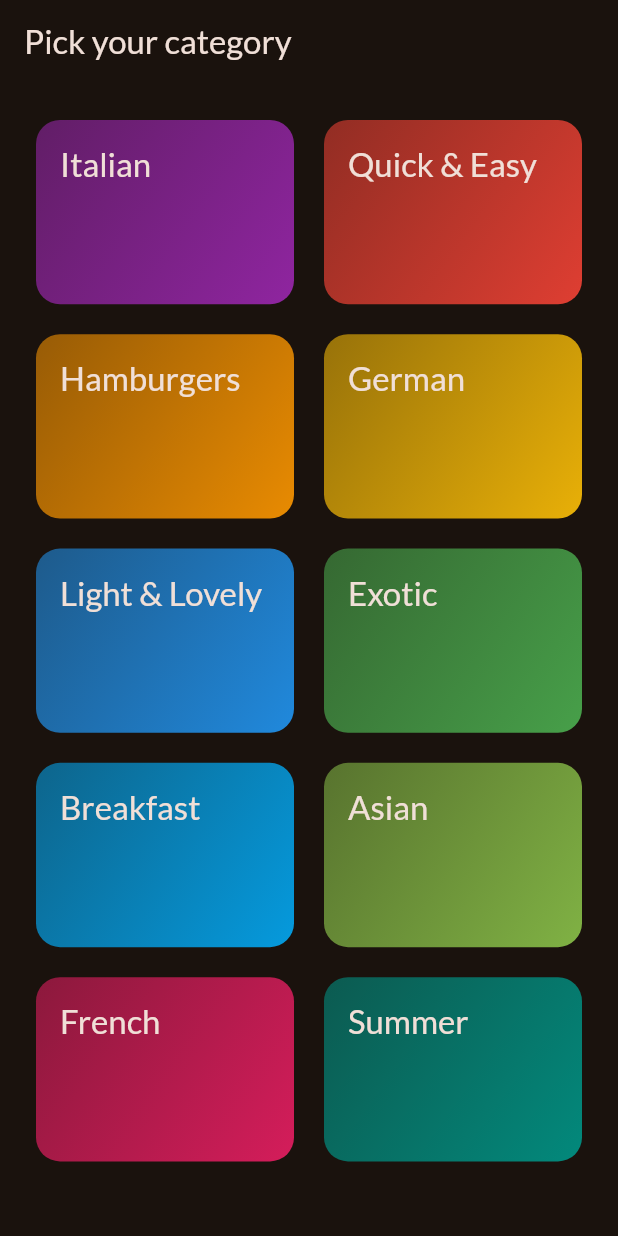
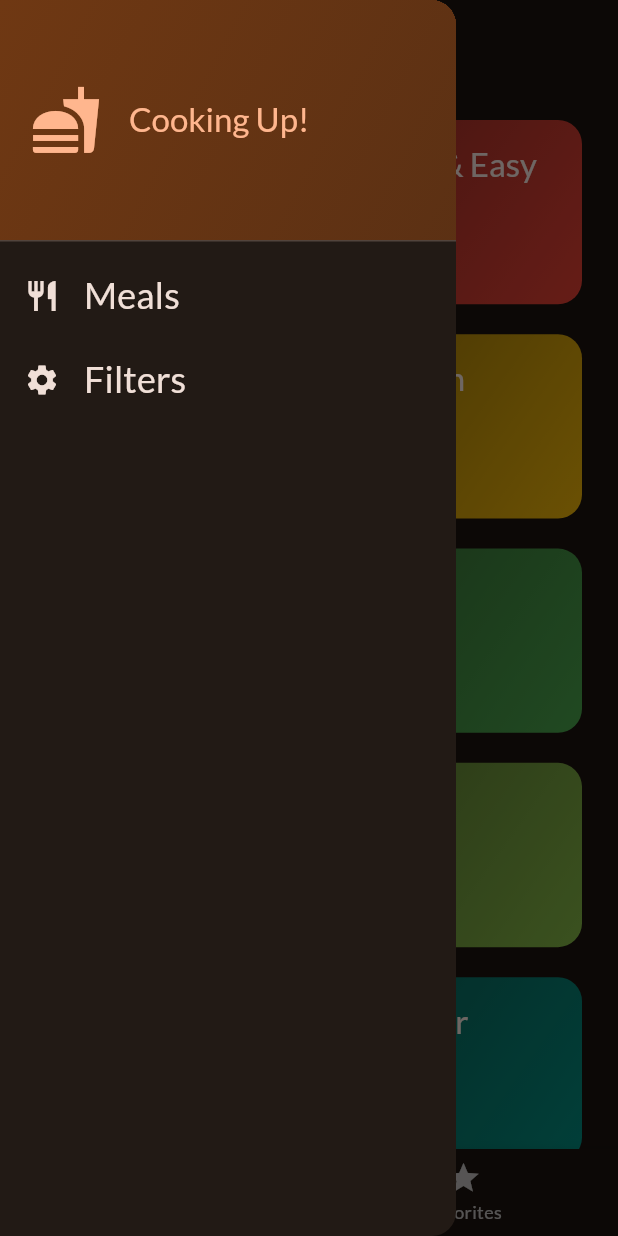
Before and after one commit to lotfiengineer/meals, a Flutter app: the screen it shows after launch, with the side drawer open (before the commit the screen has no drawer), on a phone screen of 412 x 824 dp. Run offline on Flutter 3.47's test engine with Material 2 defaults, Android fonts, the phone set to English and light mode, and no system bars; our stand-ins replace google_fonts, transparent_image; missing offline and left inert: dart:ffi.

Commit message:
Finished this section powerfully and strongly.

```diff
--- a/lib/main.dart
+++ b/lib/main.dart
@@ -1,7 +1,7 @@
 import 'package:flutter/material.dart';
 
 import 'package:google_fonts/google_fonts.dart';
-import 'package:mohammad_meals/screens/Categories.dart';
+import 'package:mohammad_meals/screens/tabs.dart';
 
 final theme = ThemeData(
   useMaterial3: true,
@@ -23,7 +23,7 @@
   Widget build(BuildContext context) {
     return MaterialApp(
       theme: theme,
-      home: const CategoriesScreen(),
+      home: const TabsScreen(),
 
     );
   }
--- a/lib/screens/Categories.dart
+++ b/lib/screens/Categories.dart
@@ -4,12 +4,20 @@
 import 'package:mohammad_meals/data/dummy_data.dart';
 import 'package:mohammad_meals/screens/meals.dart';
 import 'package:mohammad_meals/models/category.dart';
+import 'package:mohammad_meals/models/meal.dart';
 
 class CategoriesScreen extends StatelessWidget {
-  const CategoriesScreen({super.key});
+  const CategoriesScreen({
+    super.key,
+    required this.onToggleFavorite,
+    required this.availableMeals,
+  });
+
+  final void Function(Meal meal) onToggleFavorite;
+  final List<Meal> availableMeals;
 
   void _selectCategory(BuildContext context, Category category) {
-    final filteredMeals = dummyMeals
+    final filteredMeals = availableMeals
         .where((meal) => meal.categories.contains(category.id))
         .toList();
 
@@ -18,6 +26,7 @@
         builder: (ctx) => MealsScreen(
           title: category.title,
           meals: filteredMeals,
+          onToggleFavorite: onToggleFavorite,
         ),
       ),
     );
@@ -25,11 +34,7 @@
 
   @override
   Widget build(BuildContext context) {
-    return Scaffold(
-      appBar: AppBar(
-        title: const Text('Pick your category'),
-      ),
-      body: GridView(
+    return GridView(
       padding: const EdgeInsets.all(24),
       gridDelegate: const SliverGridDelegateWithFixedCrossAxisCount(
         crossAxisCount: 2,
@@ -48,7 +53,6 @@
         //     .map((category) => CategoryGridItem(category: category))
         //     .toList()
       ],
-      ),
     );
   }
 }
--- /dev/null
+++ b/lib/screens/tabs.dart
@@ -0,0 +1,135 @@
+import 'dart:ffi';
+
+import 'package:flutter/material.dart';
+
+import 'package:mohammad_meals/screens/Categories.dart';
+import 'package:mohammad_meals/screens/Filters.dart';
+import 'package:mohammad_meals/screens/meals.dart';
+import 'package:mohammad_meals/models/meal.dart';
+import 'package:mohammad_meals/widgets/main_drawer.dart';
+import 'package:mohammad_meals/data/dummy_data.dart';
+
+const kInitialFilters = {
+    Filter.glutenFree: false,
+    Filter.lactoseFree: false,
+    Filter.vegetarian: false,
+    Filter.vegan: false,
+  };
+
+class TabsScreen extends StatefulWidget {
+  const TabsScreen({super.key});
+
+  @override
+  State<TabsScreen> createState() {
+    return _TabsScreenState();
+  }
+}
+
+class _TabsScreenState extends State<TabsScreen> {
+  int _selectedPageIndex = 0;
+  final List<Meal> _favoriteMeals = [];
+  Map<Filter, bool> _selectedFilters = kInitialFilters;
+
+  void _showInfoMessage(String message) {
+    ScaffoldMessenger.of(context).hideCurrentSnackBar();
+
+    ScaffoldMessenger.of(context).showSnackBar(
+      SnackBar(
+        duration: const Duration(seconds: 3),
+        content: Text(message),
+      ),
+    );
+  }
+
+  void _toggleMealFavoriteStatus(Meal meal) {
+    final isExisting = _favoriteMeals.contains(meal);
+
+    setState(() {
+      if (isExisting) {
+        _favoriteMeals.remove(meal);
+        _showInfoMessage("Meal is no longer a favorite");
+      } else {
+        _favoriteMeals.add(meal);
+        _showInfoMessage("Now it is your favorite.");
+      }
+    });
+  }
+
+  void _setScreen(String identifier) async {
+    Navigator.pop(context);
+
+    if (identifier == "filters") {
+      final result = await Navigator.of(context).push<Map<Filter, bool>>(
+        MaterialPageRoute(
+          builder: (ctx) => FiltersScreen(currentFilters: _selectedFilters),
+        ),
+      );
+
+      setState(() {
+        _selectedFilters = result ?? kInitialFilters;
+      });
+    }
+  }
+
+  void _selectPage(int index) {
+    setState(() {
+      _selectedPageIndex = index;
+    });
+  }
+
+
+
+  @override
+  Widget build(BuildContext context) {
+
+
+    final availableMeals = dummyMeals.where((meal) {
+      if (_selectedFilters[Filter.glutenFree]! && !meal.isGlutenFree) {
+        return false;
+      }
+      if (_selectedFilters[Filter.lactoseFree]! && !meal.isLactoseFree) {
+        return false;
+      }
+      if (_selectedFilters[Filter.vegetarian]! && !meal.isVegetarian) {
+        return false;
+      }
+      if (_selectedFilters[Filter.vegan]! && !meal.isVegan) {
+        return false;
+      }
+      return true;
+    }).toList();
+
+    Widget activePage = CategoriesScreen(
+      onToggleFavorite: _toggleMealFavoriteStatus,
+      availableMeals: availableMeals,
+    );
+    var activePageTitle = "Categories";
+
+    if (_selectedPageIndex == 1) {
+      activePage = MealsScreen(
+        meals: _favoriteMeals,
+        onToggleFavorite: _toggleMealFavoriteStatus,
+      );
+      activePageTitle = "Favorites";
+    }
+
+    return Scaffold(
+      appBar: AppBar(title: Text(activePageTitle)),
+      drawer: MainDrawer(
+        onSelectScreen: _setScreen,
+      ),
+      body: activePage,
+      bottomNavigationBar: BottomNavigationBar(
+        currentIndex: _selectedPageIndex,
+        onTap: (index) {
+          _selectPage(index);
+        },
+        items: const [
+          BottomNavigationBarItem(
+              icon: Icon(Icons.set_meal), label: "Categories"),
+          BottomNavigationBarItem(icon: Icon(Icons.star), label: "Favorites"),
+        ],
+      ),
+    );
+  }
+}
--- /dev/null
+++ b/lib/widgets/main_drawer.dart
@@ -0,0 +1,84 @@
+import 'package:flutter/material.dart';
+
+class MainDrawer extends StatelessWidget {
+  const MainDrawer({super.key, required this.onSelectScreen});
+
+  final void Function(String identifier) onSelectScreen;
+
+  @override
+  Widget build(BuildContext context) {
+    return Drawer(
+      child: Column(
+        children: [
+          DrawerHeader(
+            padding: const EdgeInsets.all(20),
+            decoration: BoxDecoration(
+              gradient: LinearGradient(
+                colors: [
+                  Theme.of(context).colorScheme.primaryContainer,
+                  Theme.of(context)
+                      .colorScheme
+                      .primaryContainer
+                      .withOpacity(0.75),
+                ],
+                begin: Alignment.topLeft,
+                end: Alignment.bottomRight,
+              ),
+            ),
+            child: Row(
+              children: [
+                Icon(
+                  Icons.fastfood,
+                  size: 48,
+                  color: Theme.of(context).colorScheme.primary,
+                ),
+                const SizedBox(width: 18),
+                Text(
+                  'Cooking Up!',
+                  style: Theme.of(context).textTheme.titleLarge!.copyWith(
+                        color: Theme.of(context).colorScheme.primary,
+                      ),
+                ),
+              ],
+            ),
+          ),
+          ListTile(
+            leading: Icon(
+              Icons.restaurant,
+              size: 24,
+              color: Theme.of(context).colorScheme.onBackground,
+            ),
+            title: Text(
+              'Meals',
+              style: Theme.of(context).textTheme.titleSmall!.copyWith(
+                    color: Theme.of(context).colorScheme.onBackground,
+                    fontSize: 24,
+                  ),
+            ),
+            onTap: () {
+              onSelectScreen("meals");
+            },
+          ),
+
+          ListTile(
+            leading: Icon(
+              Icons.settings,
+              size: 24,
+              color: Theme.of(context).colorScheme.onBackground,
+            ),
+            title: Text(
+              'Filters',
+              style: Theme.of(context).textTheme.titleSmall!.copyWith(
+                    color: Theme.of(context).colorScheme.onBackground,
+                    fontSize: 24,
+                  ),
+            ),
+            onTap: () {
+              onSelectScreen("filters");
+            },
+          ),
+        ],
+      ),
+    );
+  }
+}
```
Also changed, not shown: lib/screens/Filters.dart (added, +185 -0 lines), lib/screens/meal_details.dart (+66 -8 lines), lib/screens/meals.dart (+9 -3 lines). Lines whose indentation alone changed are shown as unchanged.
